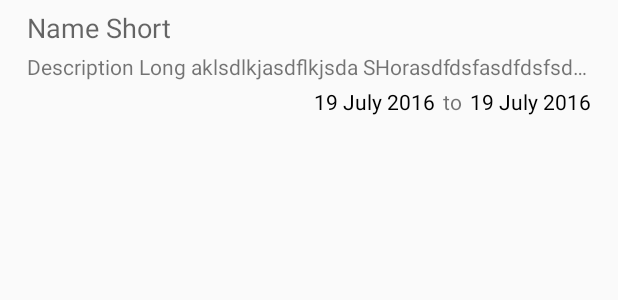
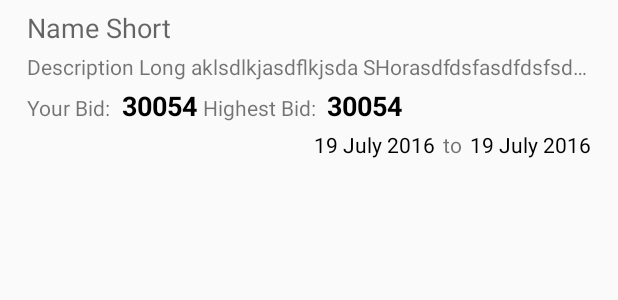
Before and after one commit to syedtalha/standalone-android-auction-app, an Android app: the layout list_item_listing.xml on its own in the app's theme, with its tools: preview values and no code run, on a phone screen of 412 x 824 dp. Shown: the top 300 px of the screen. Run offline under Robolectric (Android 15) with nearby library versions, the phone set to English and light mode, and no system bars.

Commit message:
List view clising date, my bids, highest bids etc

```diff
--- a/BidIt/app/src/main/java/com/talhasyed/bidit/storage/BaseContentProvider.java
+++ b/BidIt/app/src/main/java/com/talhasyed/bidit/storage/BaseContentProvider.java
@@ -17,7 +17,7 @@ public abstract class BaseContentProvider extends ContentProvider {
 
     private BidItLocalDatabaseOpenHelper mOpenHelper;
     private SQLiteDatabase db;
-    private ContentResolver contentResolver;
+    protected ContentResolver contentResolver;
 
     protected abstract String getTableName();
 
--- a/BidIt/app/src/main/res/layout/list_item_listing.xml
+++ b/BidIt/app/src/main/res/layout/list_item_listing.xml
@@ -7,10 +7,10 @@
     <LinearLayout
         android:layout_width="match_parent"
         android:layout_height="match_parent"
+        android:layout_marginBottom="4dp"
         android:layout_marginLeft="16dp"
         android:layout_marginRight="16dp"
         android:layout_marginTop="4dp"
-        android:layout_marginBottom="4dp"
         android:orientation="vertical">
 
         <TextView
@@ -35,15 +35,56 @@
         <LinearLayout
             android:layout_width="wrap_content"
             android:layout_height="wrap_content"
+            android:layout_gravity="left"
+            android:orientation="horizontal">
+
+
+            <TextView
+                android:layout_width="wrap_content"
+                android:layout_height="wrap_content"
+                android:padding="2dp"
+                android:text="Your Bid: " />
+
+            <TextView
+                android:id="@+id/textViewListItemListingMyBid"
+                android:layout_width="match_parent"
+                android:layout_height="wrap_content"
+                android:gravity="start"
+                android:padding="2dp"
+                android:textAlignment="textStart"
+                android:textAppearance="@style/Base.TextAppearance.AppCompat.Small"
+                android:textColor="@android:color/black"
+                android:textSize="18dp"
+                android:textStyle="bold"
+                tools:text="30054" />
+
+
+            <TextView
+                android:layout_width="wrap_content"
+                android:layout_height="wrap_content"
+                android:padding="2dp"
+                android:text="Highest Bid: " />
+
+            <TextView
+                android:id="@+id/textViewListItemListingHighestBid"
+                android:layout_width="match_parent"
+                android:layout_height="wrap_content"
+                android:gravity="end"
+                android:padding="2dp"
+                android:textAlignment="textEnd"
+                android:textAppearance="@style/Base.TextAppearance.AppCompat.Small"
+                android:textColor="@android:color/black"
+                android:textSize="18dp"
+                android:textStyle="bold"
+                tools:text="30054" />
+        </LinearLayout>
+
+        <LinearLayout
+            android:layout_width="wrap_content"
+            android:layout_height="wrap_content"
             android:layout_gravity="right"
             android:orientation="horizontal">
 
-            <!-- <TextView
-                 android:layout_width="match_parent"
-                 android:layout_height="wrap_content"
-                 android:padding="4dp"
-                 android:textAppearance="@style/Base.TextAppearance.AppCompat.Small"
-                 tools:text="Closing: " />-->
 
             <TextView
                 android:id="@+id/textViewListItemListingStartDateTime"
@@ -73,5 +114,6 @@
                 tools:text="19 July 2016" />
         </LinearLayout>
 
+
     </LinearLayout>
 </RelativeLayout>
```
Also changed, not shown: BidIt/app/src/main/java/com/talhasyed/bidit/controller/ListingsListFragment.java (+33 -9 lines), BidIt/app/src/main/java/com/talhasyed/bidit/storage/BidCRUD.java (+37 -6 lines), BidIt/app/src/main/java/com/talhasyed/bidit/storage/BidProvider.java (+22 -0 lines).
